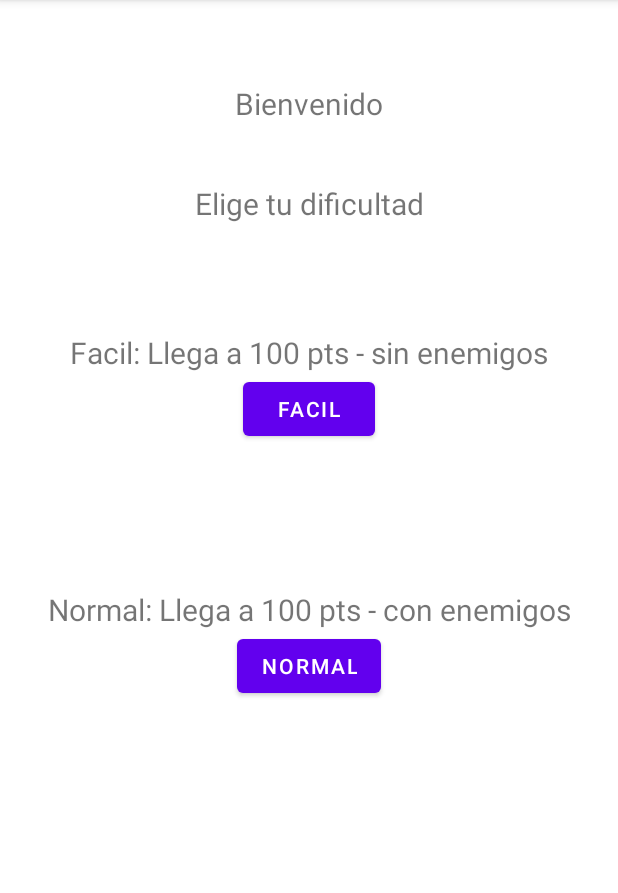
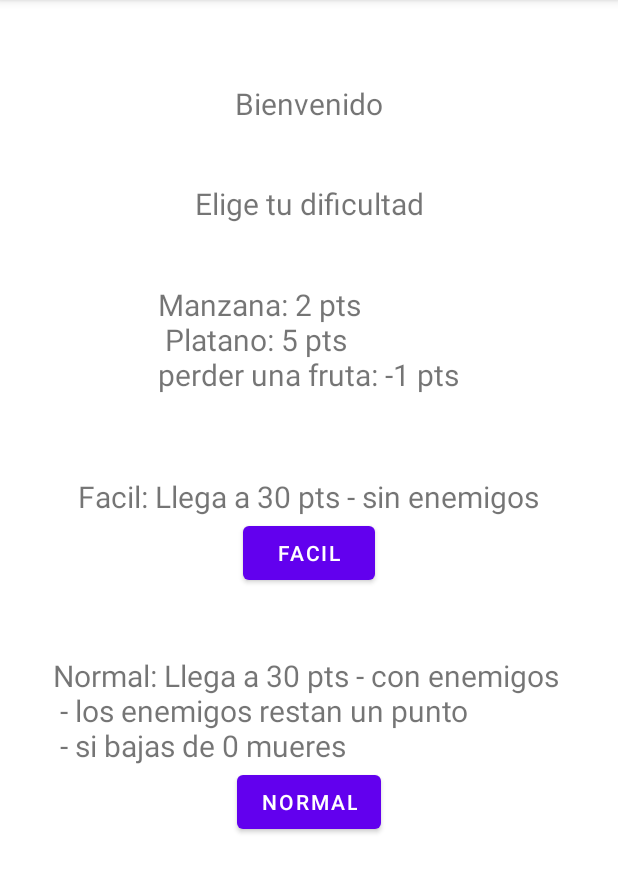
Before and after one commit to marticv/Healty_Catch, an Android app: the screen it shows after launch (MainActivity), on a phone screen of 412 x 824 dp, the part 84-977 px from its top. Run offline under Robolectric (Android 15) with nearby library versions, the phone set to English and light mode, and no system bars.

Commit message:
App acabada para entrega de ejercicio

```diff
--- a/app/src/main/java/com/marticurto/healtycatch/NormalGame.kt
+++ b/app/src/main/java/com/marticurto/healtycatch/NormalGame.kt
@@ -26,13 +26,15 @@ class NormalGame : AppCompatActivity() {
         val obs = game!!.viewTreeObserver
         game!!.enemyActive=true
 
-        //a partir del observador podemos pintar la cesta donde queremos (en el centro)
+        //a partir del observador podemos pintar la cesta donde queremos (en el centro) y las frutas abajo
         obs.addOnGlobalLayoutListener {
             game!!.ancho = game!!.width
             game!!.alto = game!!.height
             game!!.cestaX = game!!.ancho / 2
             game!!.cestaY = 250
-            game!!.radio = 50
+            game!!.posAppleY=game!!.alto
+            game!!.posBananaY=game!!.alto
+            game!!.radio = 68
         }
 
         //Ejecutamos cada 20 milisegundos
--- a/app/src/main/res/layout/activity_main.xml
+++ b/app/src/main/res/layout/activity_main.xml
@@ -55,11 +55,11 @@
         android:id="@+id/tvEasy"
         android:layout_width="wrap_content"
         android:layout_height="wrap_content"
-        android:layout_marginTop="72dp"
-        android:text="Facil: Llega a 100 pts - sin enemigos"
+        android:layout_marginTop="168dp"
+        android:text="Facil: Llega a 30 pts - sin enemigos"
         android:textSize="20sp"
         app:layout_constraintEnd_toEndOf="parent"
-        app:layout_constraintHorizontal_bias="0.5"
+        app:layout_constraintHorizontal_bias="0.494"
         app:layout_constraintStart_toStartOf="parent"
         app:layout_constraintTop_toBottomOf="@+id/tvDifficulty" />
 
@@ -67,12 +67,23 @@
         android:id="@+id/tvNormal"
         android:layout_width="wrap_content"
         android:layout_height="wrap_content"
-        android:layout_marginTop="96dp"
-        android:text="Normal: Llega a 100 pts - con enemigos"
+        android:layout_marginTop="44dp"
+        android:text="Normal: Llega a 30 pts - con enemigos \n - los enemigos restan un punto \n - si bajas de 0 mueres"
         android:textSize="20sp"
         app:layout_constraintEnd_toEndOf="parent"
-        app:layout_constraintHorizontal_bias="0.5"
         app:layout_constraintStart_toStartOf="parent"
         app:layout_constraintTop_toBottomOf="@+id/btEasy" />
 
+    <TextView
+        android:id="@+id/tvInstrucciones"
+        android:layout_width="wrap_content"
+        android:layout_height="wrap_content"
+        android:layout_marginTop="40dp"
+        android:text="Manzana: 2 pts \n Platano: 5 pts\nperder una fruta: -1 pts"
+        android:textSize="20sp"
+        app:layout_constraintEnd_toEndOf="parent"
+        app:layout_constraintHorizontal_bias="0.498"
+        app:layout_constraintStart_toStartOf="parent"
+        app:layout_constraintTop_toBottomOf="@+id/tvDifficulty" />
+
 </androidx.constraintlayout.widget.ConstraintLayout>
```
Also changed, not shown: app/src/main/java/com/marticurto/healtycatch/EasyGame.kt (+6 -3 lines), app/src/main/java/com/marticurto/healtycatch/clases/Game.kt (+28 -18 lines), app/src/main/res/drawable/basket_upsidedown.png (deleted).
